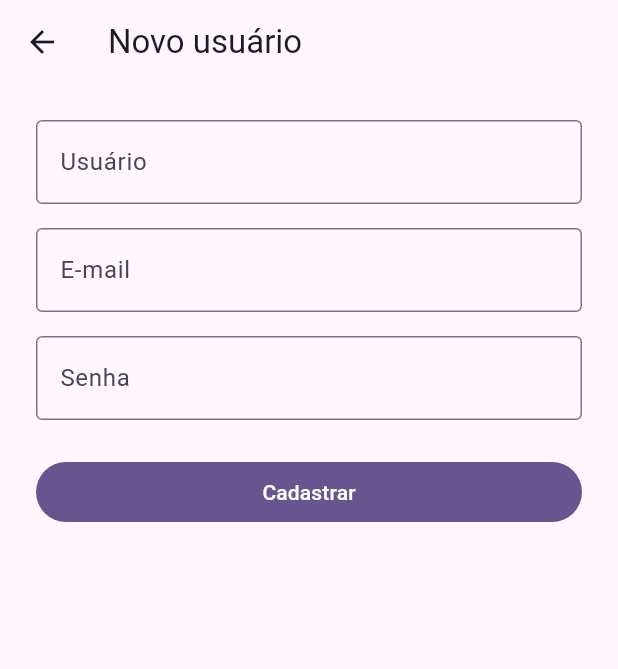
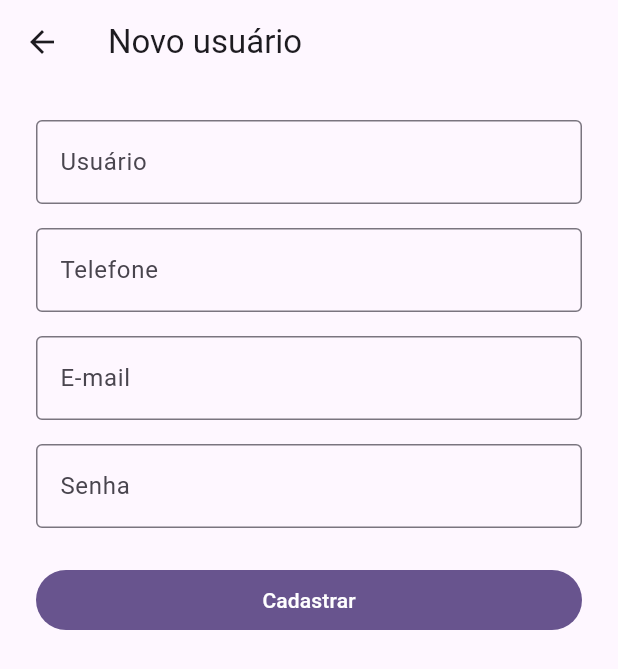
Before and after one commit to danielvieira95/Aplicacoes_Mobile_26, a Flutter app: the screen it shows after launch, after a tap on "Criar novo usuário", on a phone screen of 412 x 824 dp. Shown: the top 669 px of the screen. Run offline on Flutter 3.47's test engine with Material 3 defaults, Android fonts, the phone set to English and light mode, and no system bars; our stand-ins replace badges, shared_preferences, sqflite; missing offline and left inert: dart:ffi, mobile_scanner; accounts and stored records are empty; network calls fail.

Commit message:
Aula 16 prep

```diff
--- a/aula13prep/aula13prep/lib/screens/cadastro_screen.dart
+++ b/aula13prep/aula13prep/lib/screens/cadastro_screen.dart
@@ -21,13 +21,15 @@ class _CadastroScreenState extends State<CadastroScreen> {
     username.dispose();
     email.dispose();
     password.dispose();
+    tel.dispose();
     super.dispose();
   }
 
   Future<void> register() async {
     if (username.text.trim().isEmpty ||
         email.text.trim().isEmpty ||
-        password.text.isEmpty) {
+        password.text.isEmpty ||
+        tel.text.trim().isEmpty) {
       ScaffoldMessenger.of(context).showSnackBar(
           const SnackBar(content: Text('Preencha todos os campos.')));
       return;
@@ -37,7 +39,8 @@ class _CadastroScreenState extends State<CadastroScreen> {
       await widget.authService.register(
           username: username.text.trim(),
           email: email.text.trim(),
-          password: password.text);
+          password: password.text,
+          telefone: tel.text.trim());
       if (!mounted) return;
       ScaffoldMessenger.of(context).showSnackBar(
           const SnackBar(content: Text('Usuário cadastrado com sucesso.')));
@@ -59,6 +62,11 @@ class _CadastroScreenState extends State<CadastroScreen> {
               decoration: const InputDecoration(labelText: 'Usuário')),
           const SizedBox(height: 16),
           TextField(
+              controller: tel,
+              keyboardType: TextInputType.phone,
+              decoration: const InputDecoration(labelText: 'Telefone')),
+          const SizedBox(height: 16),
+          TextField(
               controller: email,
               keyboardType: TextInputType.emailAddress,
               decoration: const InputDecoration(labelText: 'E-mail')),
--- a/aula13prep/aula13prep/lib/services/api_service.dart
+++ b/aula13prep/aula13prep/lib/services/api_service.dart
@@ -41,7 +41,9 @@ class ApiService {
     }
     if (response.statusCode < 200 || response.statusCode >= 300) {
       final message = data is Map<String, dynamic>
-          ? data.values.join('\n')
+          ? data.entries
+              .map((entry) => '${entry.key}: ${entry.value}')
+              .join('\n')
           : 'Erro HTTP ${response.statusCode}.';
       throw ApiException(message, response.statusCode);
     }
```
Also changed, not shown: aula13prep/aula13prep/lib/services/auth_service.dart (+8 -3 lines).
